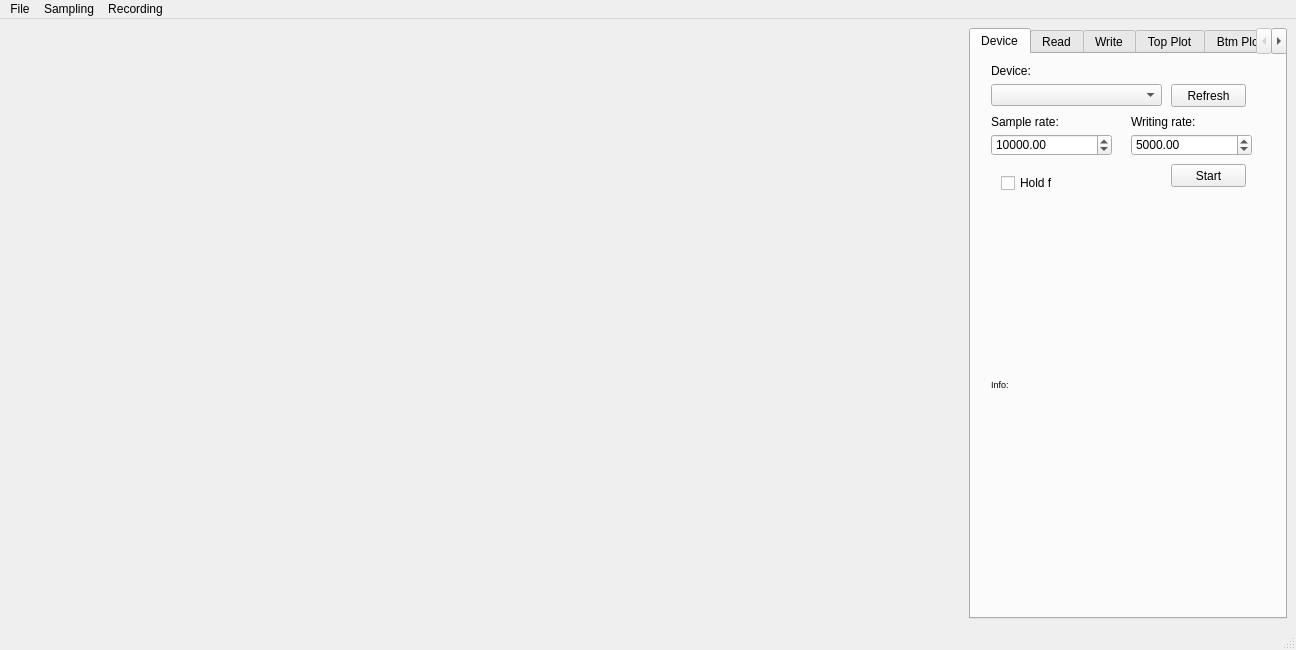
Qt form sampling_ui_01.ui (DSchwenn/My_DAQ_EIS) before a commit.
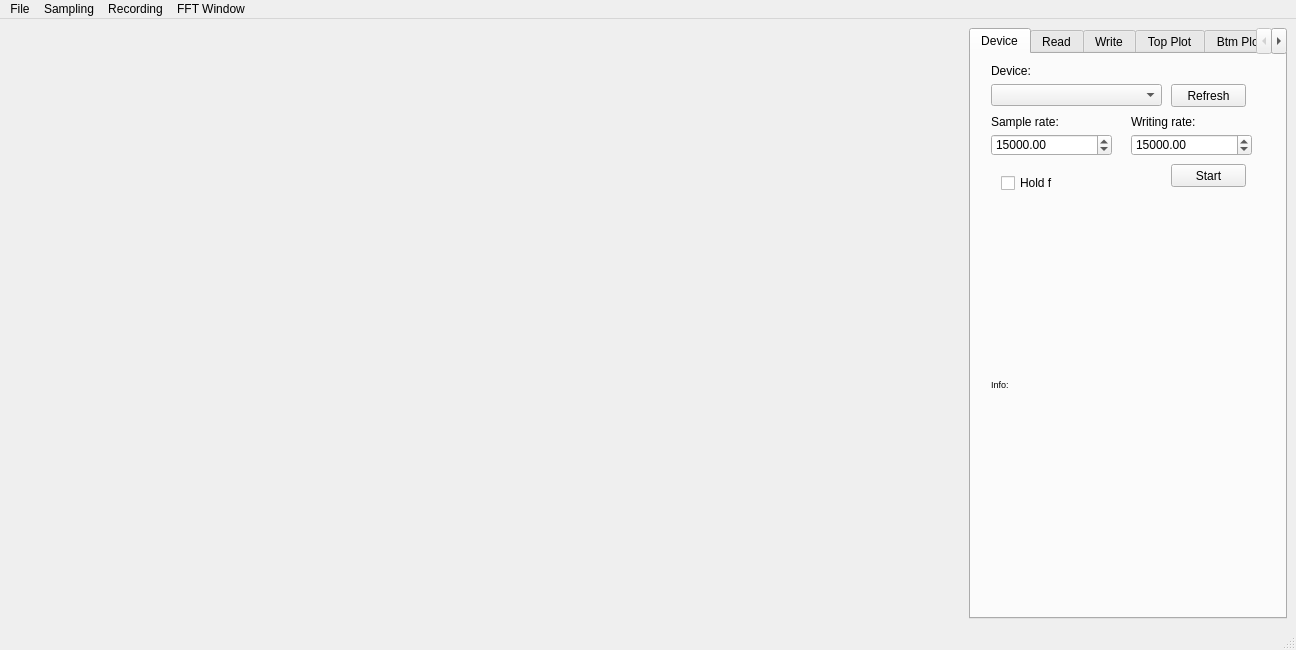
The same form after that commit.

Commit message:
Added FFT windowing as menu. QT designer compiler support repaired.
Mostly, to get UIC ( UI compilation from QT) working, the correct python enviroment needed Qt-tools package installed (in this case Ancvonda 3).
Debugged manual frequency setting (writing f was not set correctly - different writing and reading still leads to bad oscillating signals)

Diff of the .ui file:
```diff
--- a/sampling_ui_01.ui
+++ b/sampling_ui_01.ui
@@ -138,7 +138,7 @@
            <double>100000.000000000000000</double>
           </property>
           <property name="value">
-           <double>10000.000000000000000</double>
+           <double>15000.000000000000000</double>
           </property>
          </widget>
          <widget class="QLabel" name="label_12">
@@ -170,7 +170,7 @@
            <double>100000.000000000000000</double>
           </property>
           <property name="value">
-           <double>5000.000000000000000</double>
+           <double>15000.000000000000000</double>
           </property>
          </widget>
          <widget class="QCheckBox" name="device_hold_checkBox">
@@ -1602,7 +1602,7 @@
      <x>0</x>
      <y>0</y>
      <width>1296</width>
-     <height>22</height>
+     <height>31</height>
     </rect>
    </property>
    <widget class="QMenu" name="menuFile">
@@ -1628,9 +1628,21 @@
     <addaction name="actionRaw_data"/>
     <addaction name="actionAll"/>
    </widget>
+   <widget class="QMenu" name="menuFFT_Window">
+    <property name="title">
+     <string>FFT Window</string>
+    </property>
+    <addaction name="actionNone"/>
+    <addaction name="actionHamming"/>
+    <addaction name="actionHanning"/>
+    <addaction name="actionBlackman"/>
+    <addaction name="actionBarlett"/>
+    <addaction name="actionKaiser_14"/>
+   </widget>
    <addaction name="menuFile"/>
    <addaction name="menuSampling"/>
    <addaction name="menuRecording"/>
+   <addaction name="menuFFT_Window"/>
   </widget>
   <widget class="QStatusBar" name="statusbar"/>
   <action name="actionLoad_settings">
```
Left out of the diff: 56 changed lines with no effect on the pictures. The commit also changes 19 other files.
